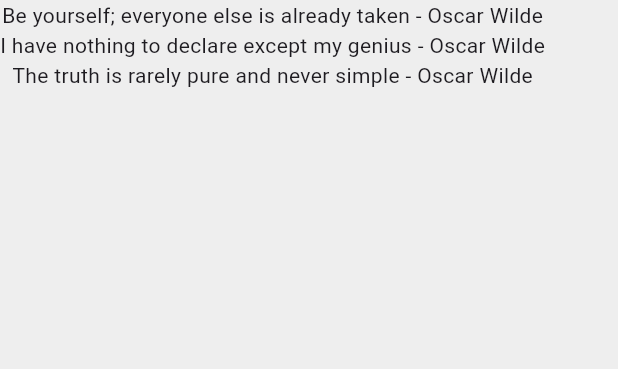
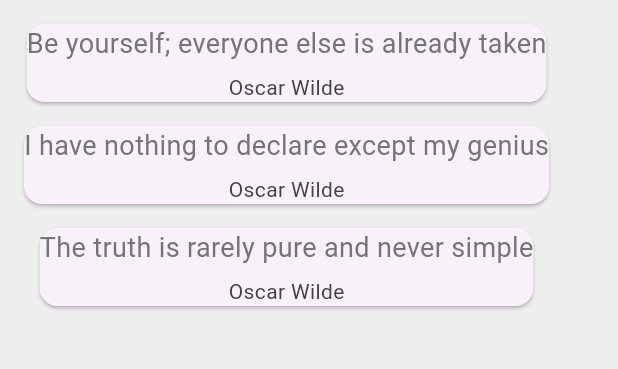
Before and after one commit to ChrisWongAtCUHK/flutter_quotes_app, a Flutter app: the screen it shows after launch, on a phone screen of 412 x 824 dp, the part 84-453 px from its top. Run offline on Flutter 3.47's test engine with Material 2 defaults, Android fonts, the phone set to English and light mode, and no system bars.

Commit message:
Flutter Tutorial for Beginners #19 - Cards

```diff
--- a/lib/main.dart
+++ b/lib/main.dart
@@ -56,6 +56,30 @@ class QuoteListState extends State<QuoteList> {
         author: 'Oscar Wilde',
         text: 'The truth is rarely pure and never simple'),
   ];
+
+  Widget quoteTemplate(quote) {
+    return Card(
+      margin: const EdgeInsets.fromLTRB(16.0, 16.0, 16.0, 0.0),
+      child: Column(children: <Widget>[
+        Text(
+          quote.text,
+          style: TextStyle(
+            fontSize: 18.0,
+            color: Colors.grey[600],
+          ),
+        ),
+        const SizedBox(height: 6.0),
+        Text(
+          quote.author,
+          style: TextStyle(
+            fontSize: 14.0,
+            color: Colors.grey[800],
+          ),
+        ),
+      ]),
+    );
+  }
+
   @override
   Widget build(BuildContext context) {
     return Scaffold(
@@ -66,9 +90,7 @@ class QuoteListState extends State<QuoteList> {
         backgroundColor: Colors.redAccent,
       ),
       body: Column(
-        children: quotes
-            .map((quote) => Text('${quote.text} - ${quote.author}'))
-            .toList(),
+        children: quotes.map((quote) => quoteTemplate(quote)).toList(),
       ),
     );
   }
```
Also changed, not shown: 1 other file.
